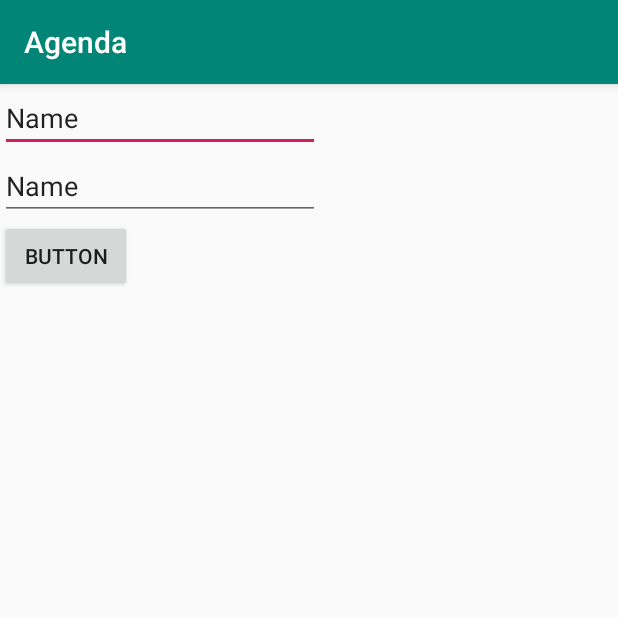
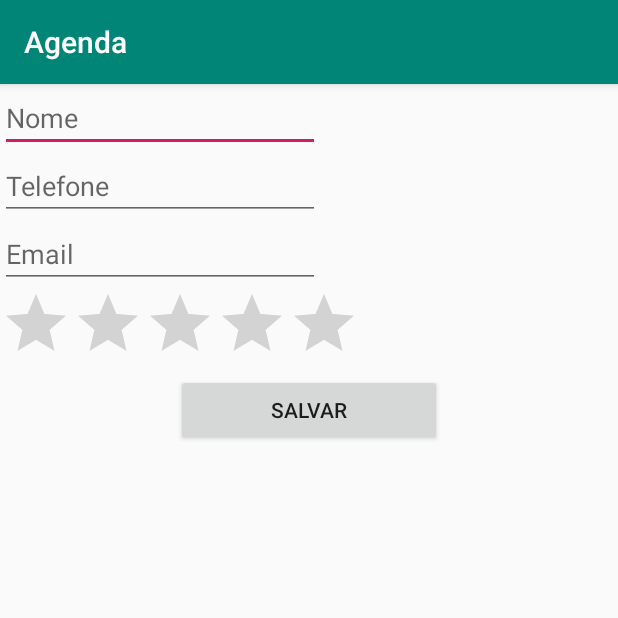
Before and after one commit to JoaoVBadluino/Android, an Android app: the ContatoActivity screen opened directly, with no data from a screen before it, on a phone screen of 412 x 824 dp, the top half of it. Run offline under Robolectric (Android 15) with nearby library versions, the phone set to English and light mode, and no system bars.

Commit message:
Commit Incial.

```diff
--- a/app/src/main/res/layout/activity_contato.xml
+++ b/app/src/main/res/layout/activity_contato.xml
@@ -8,31 +8,42 @@
     android:orientation="vertical">
 
     <EditText
-        android:id="@+id/editText"
+        android:id="@+id/nomeEditText"
         android:layout_width="wrap_content"
         android:layout_height="wrap_content"
         android:ems="10"
         android:inputType="textPersonName"
-        android:text="Name"
-        tools:layout_editor_absoluteX="16dp"
-        tools:layout_editor_absoluteY="16dp" />
+        android:hint="Nome"/>
 
     <EditText
-        android:id="@+id/editText2"
+        android:id="@+id/telefoneEditText"
         android:layout_width="wrap_content"
         android:layout_height="wrap_content"
         android:ems="10"
         android:inputType="textPersonName"
-        android:text="Name"
-        tools:layout_editor_absoluteX="16dp"
-        tools:layout_editor_absoluteY="79dp" />
+        android:hint="Telefone" />
+
+    <EditText
+        android:id="@+id/emailEditText"
+        android:layout_width="wrap_content"
+        android:layout_height="wrap_content"
+        android:ems="10"
+        android:hint="Email"
+        android:inputType="textPersonName"/>
+
+    <RatingBar
+        android:id="@+id/pontuacaoRatingBar"
+        android:layout_width="wrap_content"
+        android:layout_height="wrap_content"
+        android:numStars="5"
+        android:max="10"
+        />
 
     <Button
-        android:id="@+id/button"
-        android:layout_width="wrap_content"
+        android:id="@+id/salvarContatoButton"
+        android:layout_width="177dp"
         android:layout_height="wrap_content"
-        android:text="Button"
-        tools:layout_editor_absoluteX="16dp"
-        tools:layout_editor_absoluteY="139dp" />
+        android:layout_gravity="center"
+        android:text="Salvar" />
 
 </LinearLayout>
```
Also changed, not shown: app/src/main/java/br/senac/agenda/agenda/ContatoActivity.java (+39 -0 lines).
